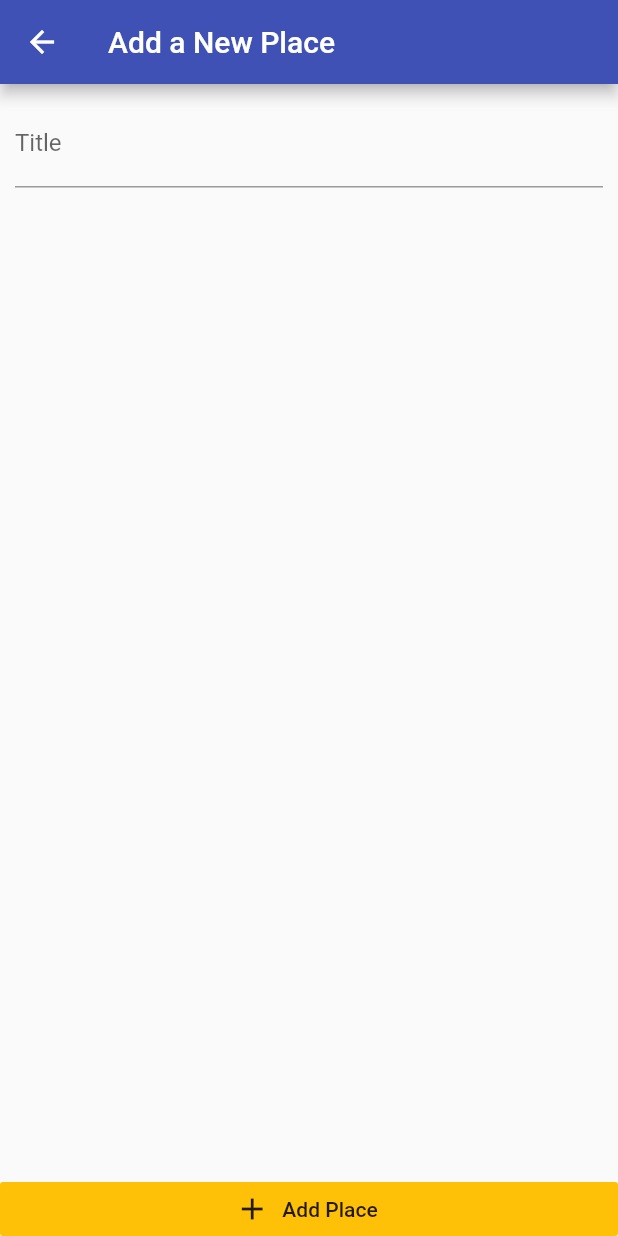
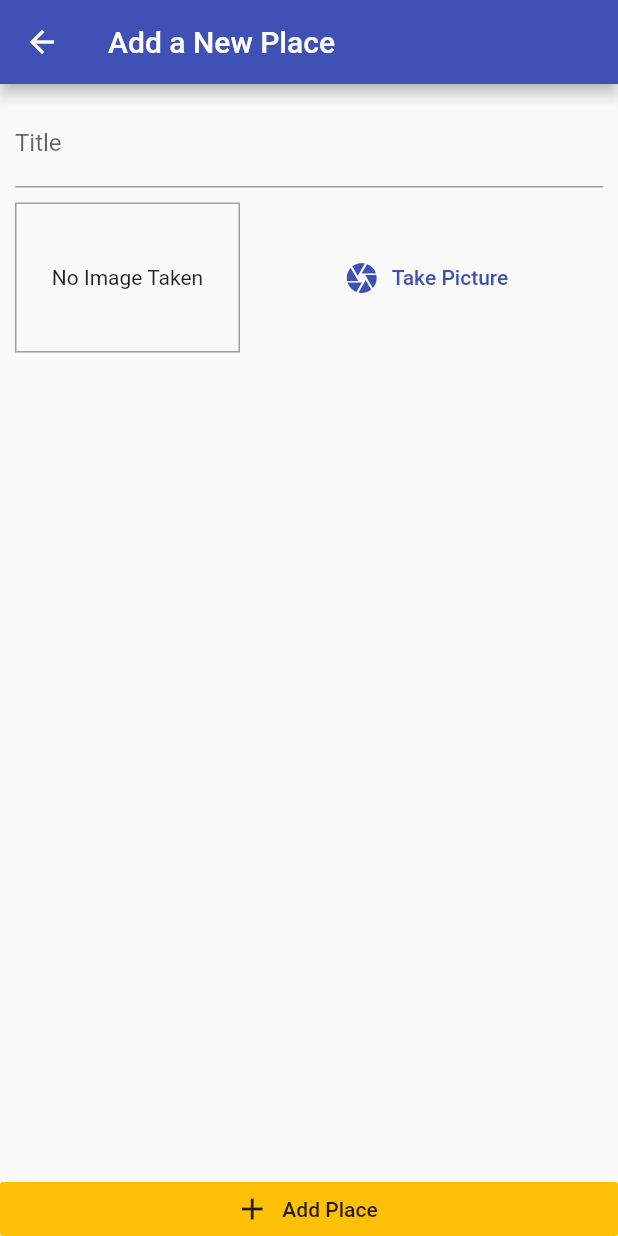
Before and after one commit to RomaKol/places, a Flutter app: the AddPlaceScreen screen opened by its route, on a phone screen of 412 x 824 dp. Run offline on Flutter 3.47's test engine with Material 2 defaults, Android fonts, the phone set to English and light mode, and no system bars.

Commit message:
add imageInput widget

```diff
--- a/lib/screens/add_place_screen.dart
+++ b/lib/screens/add_place_screen.dart
@@ -1,4 +1,6 @@
 import 'package:flutter/material.dart';
+
+import '../widgets/image_input.dart';
 
 class AddPlaceScreen extends StatefulWidget {
   static const String routeName = '/add-place';
@@ -32,6 +34,8 @@ class _AddPlaceScreenState extends State<AddPlaceScreen> {
                       ),
                       controller: this._titleController,
                     ),
+                    SizedBox(height: 10,),
+                    ImageInput(),
                   ],
                 ),
               ),
--- /dev/null
+++ b/lib/widgets/image_input.dart
@@ -0,0 +1,48 @@
+import 'dart:io';
+import 'package:flutter/material.dart';
+
+class ImageInput extends StatefulWidget {
+  @override
+  _ImageInputState createState() => _ImageInputState();
+}
+
+class _ImageInputState extends State<ImageInput> {
+  File _storedImage;
+
+  @override
+  Widget build(BuildContext context) {
+    return Row(
+      children: <Widget>[
+        Container(
+          width: 150,
+          height: 100,
+          decoration: BoxDecoration(
+            border: Border.all(width: 1, color: Colors.grey),
+          ),
+          alignment: Alignment.center,
+          child: this._storedImage != null
+              ? Image.file(
+                  this._storedImage,
+                  fit: BoxFit.cover,
+                  width: double.infinity,
+                )
+              : Text(
+                  'No Image Taken',
+                  textAlign: TextAlign.center,
+                ),
+        ),
+        SizedBox(
+          width: 10,
+        ),
+        Expanded(
+          child: FlatButton.icon(
+            onPressed: () {},
+            icon: Icon(Icons.camera),
+            label: Text('Take Picture'),
+            textColor: Theme.of(context).primaryColor,
+          ),
+        ),
+      ],
+    );
+  }
+}
```
